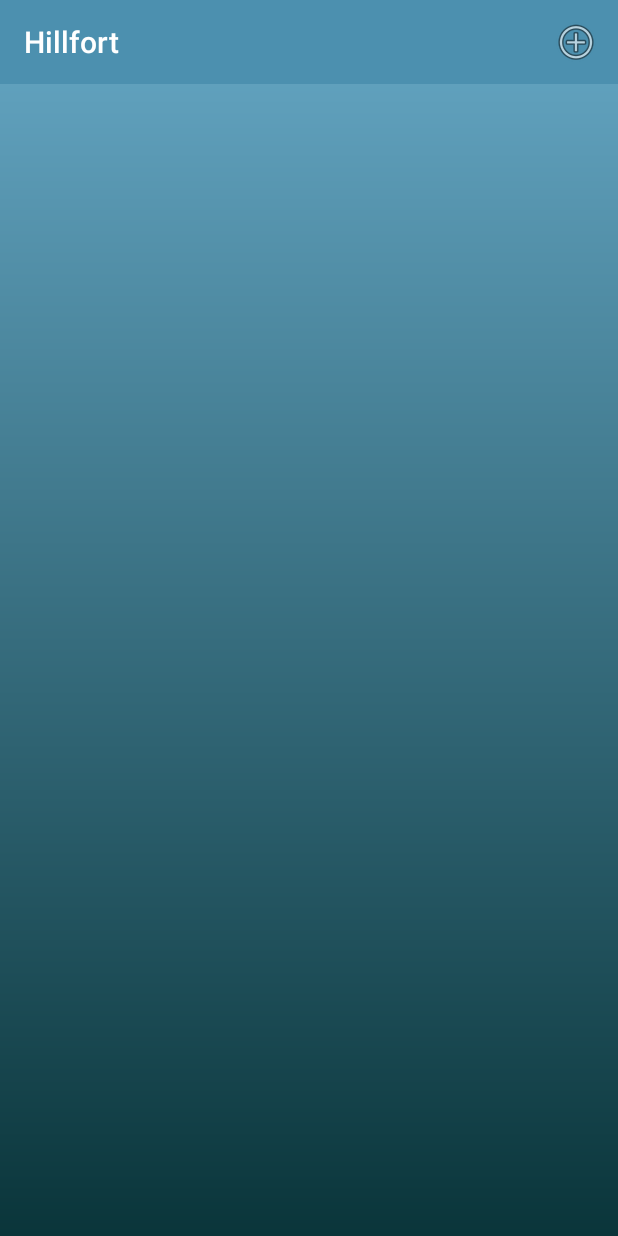
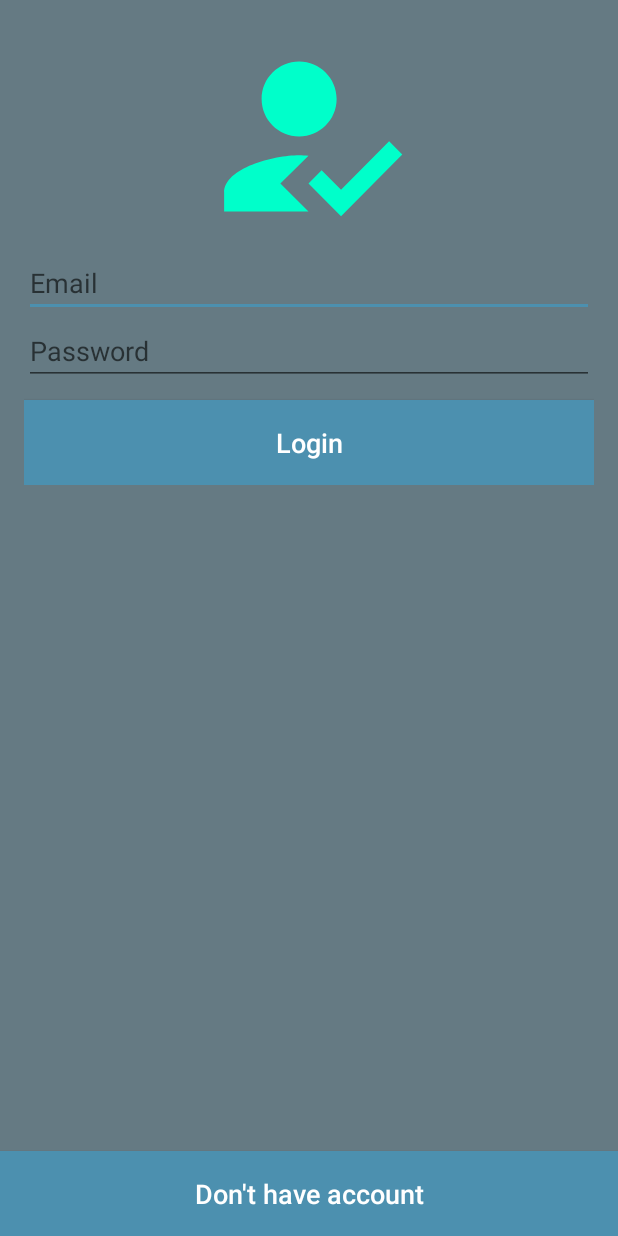
Before and after one commit to obrien-aidan/MobileAppDevelopment-Assignment2, an Android app: the screen it shows after launch (HillfortListActivity before the commit, LoginActivity after it), on a phone screen of 412 x 824 dp. Run offline under Robolectric (Android 15) with nearby library versions, the phone set to English and light mode, and no system bars; our stand-ins replace Firebase (no records; nobody signed in at launch, a user with empty details on screens opened directly); 2 statements that could not run were skipped.

Commit message:
COMMIT 10 --------------- + signUp and LogIn using google firebase REFERENCES:  https://www.youtube.com/watch?v=0hkyXuKTFYY  https://www.youtube.com/watch?v=MA8WbvROrLs&list=PLCH0RJhrZ8JLz6WwPrDnjGerHFF60XKQa&index=3

```diff
--- a/app/build.gradle
+++ b/app/build.gradle
@@ -1,6 +1,7 @@
 apply plugin: 'com.android.application'
 apply plugin: 'kotlin-android'
 apply plugin: 'kotlin-android-extensions'
+apply plugin: 'com.google.gms.google-services'
 
 android {
     compileSdkVersion 30
@@ -35,6 +36,7 @@ dependencies {
     implementation 'com.google.android.gms:play-services-maps:17.0.0'
     implementation "com.google.code.gson:gson:2.8.6"
     implementation 'androidx.navigation:navigation-runtime:2.1.0'
+    implementation 'com.google.firebase:firebase-auth:16.0.5'
     testImplementation 'junit:junit:4.12'
     androidTestImplementation 'androidx.test.ext:junit:1.1.2'
     androidTestImplementation 'androidx.test.espresso:espresso-core:3.3.0'
--- a/app/src/main/java/org/wit/hillfort/activities/SplashScreenActivity.kt
+++ b/app/src/main/java/org/wit/hillfort/activities/SplashScreenActivity.kt
@@ -5,23 +5,24 @@ import android.os.Bundle
 import android.os.Handler
 import android.view.Window
 import androidx.appcompat.app.AppCompatActivity
+import com.google.firebase.auth.FirebaseAuth
 import org.wit.hillfort.R
 
 
 class SplashScreenActivity : AppCompatActivity() {
+    private lateinit var auth: FirebaseAuth
 
     override fun onCreate(savedInstanceState: Bundle?) {
         super.onCreate(savedInstanceState)
         requestWindowFeature(Window.FEATURE_NO_TITLE)
         setContentView(R.layout.activity_splash_screen)
-
         supportActionBar?.hide()
 
         Handler().postDelayed({
             val intent = Intent(this@SplashScreenActivity, HillfortListActivity::class.java)
             startActivity(intent)
             finish()
-        }, 4000)
+        }, 2000)
 
         }
     }
--- /dev/null
+++ b/app/src/main/res/drawable/logo.xml
@@ -0,0 +1,8 @@
+<vector android:height="24dp" android:tint="#00FFCA"
+    android:viewportHeight="24" android:viewportWidth="24"
+    android:width="24dp" xmlns:android="http://schemas.android.com/apk/res/android">
+    <path android:fillColor="@android:color/white"
+        android:fillType="evenOdd" android:pathData="M9,17l3,-2.94c-0.39,-0.04 -0.68,-0.06 -1,-0.06 -2.67,0 -8,1.34 -8,4v2h9l-3,-3zM11,12c2.21,0 4,-1.79 4,-4s-1.79,-4 -4,-4 -4,1.79 -4,4 1.79,4 4,4"/>
+    <path android:fillColor="@android:color/white"
+        android:fillType="evenOdd" android:pathData="M15.47,20.5L12,17l1.4,-1.41 2.07,2.08 5.13,-5.17 1.4,1.41z"/>
+</vector>
--- /dev/null
+++ b/app/src/main/res/drawable/logo2.xml
@@ -0,0 +1,5 @@
+<vector android:height="24dp" android:tint="#00FFCA"
+    android:viewportHeight="24" android:viewportWidth="24"
+    android:width="24dp" xmlns:android="http://schemas.android.com/apk/res/android">
+    <path android:fillColor="@android:color/white" android:pathData="M19,3h-4.18C14.4,1.84 13.3,1 12,1c-1.3,0 -2.4,0.84 -2.82,2L5,3c-1.1,0 -2,0.9 -2,2v14c0,1.1 0.9,2 2,2h14c1.1,0 2,-0.9 2,-2L21,5c0,-1.1 -0.9,-2 -2,-2zM12,3c0.55,0 1,0.45 1,1s-0.45,1 -1,1 -1,-0.45 -1,-1 0.45,-1 1,-1zM12,7c1.66,0 3,1.34 3,3s-1.34,3 -3,3 -3,-1.34 -3,-3 1.34,-3 3,-3zM18,19L6,19v-1.4c0,-2 4,-3.1 6,-3.1s6,1.1 6,3.1L18,19z"/>
+</vector>
--- a/app/src/main/res/layout/activity_hillfort_list.xml
+++ b/app/src/main/res/layout/activity_hillfort_list.xml
@@ -8,7 +8,8 @@
     android:background="@drawable/gradient1">
 
 
-<com.google.android.material.appbar.AppBarLayout
+    <com.google.android.material.appbar.AppBarLayout
+        android:id="@+id/appBarLayout2"
         android:layout_width="match_parent"
         android:layout_height="wrap_content"
         android:background="@color/colorAccent"
--- /dev/null
+++ b/app/src/main/res/layout/activity_login.xml
@@ -0,0 +1,62 @@
+<?xml version="1.0" encoding="utf-8"?>
+<RelativeLayout
+    xmlns:android="http://schemas.android.com/apk/res/android"
+    xmlns:tools="http://schemas.android.com/tools"
+    android:layout_width="match_parent"
+    android:layout_height="match_parent"
+    android:background="@color/colorCard"
+    tools:context="activities.LoginActivity">
+
+    <LinearLayout
+        android:layout_width="match_parent"
+        android:layout_height="wrap_content"
+        android:orientation="vertical"
+        android:padding="16dp">
+
+        <ImageView
+            android:layout_width="150dp"
+            android:layout_height="150dp"
+            android:src="@drawable/logo"
+            android:layout_gravity="center"/>
+
+        <EditText
+            android:id="@+id/tv_username"
+            android:layout_width="match_parent"
+            android:layout_height="wrap_content"
+            android:hint="@string/email"
+            android:inputType="textEmailAddress"/>
+
+        <EditText
+            android:id="@+id/tv_password"
+            android:layout_width="match_parent"
+            android:layout_height="wrap_content"
+            android:hint="@string/password"
+            android:inputType="textPassword"/>
+        <Button
+            android:id="@+id/btn_log_in"
+            android:layout_width="match_parent"
+            android:layout_height="wrap_content"
+            android:background="@color/colorAccent"
+            android:padding="16dp"
+            android:text="@string/login"
+            android:textSize="18sp"
+            android:layout_marginTop="10dp"
+            android:textColor="@android:color/white"
+            android:textAllCaps="false"
+            />
+    </LinearLayout>
+
+    <Button
+        android:id="@+id/btn_sign_up"
+        android:layout_width="match_parent"
+        android:layout_height="wrap_content"
+        android:background="@color/colorAccent"
+        android:padding="16dp"
+        android:text="@string/dont_have_account"
+        android:textColor="@android:color/white"
+        android:textAllCaps="false"
+        android:textSize="18sp"
+        android:layout_alignParentBottom="true"/>
+
+
+</RelativeLayout>
--- a/app/src/main/res/values/strings.xml
+++ b/app/src/main/res/values/strings.xml
@@ -13,5 +13,10 @@
     <string name="change_hillfort_image">Change hillfort image</string>
     <string name="button_location">Set Location</string>
     <string name="title_activity_map">Map</string>
+    <string name="dont_have_account">Don\'t have account</string>
+    <string name="login">Login</string>
+    <string name="sign_up">SignUp</string>
+    <string name="email">Email</string>
+    <string name="password">Password</string>
 
 </resources>
--- a/build.gradle
+++ b/build.gradle
@@ -8,6 +8,7 @@ buildscript {
     dependencies {
         classpath "com.android.tools.build:gradle:4.0.1"
         classpath "org.jetbrains.kotlin:kotlin-gradle-plugin:$kotlin_version"
+        classpath 'com.google.gms:google-services:4.2.0'
 
         // NOTE: Do not place your application dependencies here; they belong
         // in the individual module build.gradle files
```
Also changed, not shown: app/src/main/AndroidManifest.xml (+10 -3 lines), app/src/main/java/org/wit/hillfort/activities/LoginActivity.kt (added, +93 -0 lines), app/src/main/java/org/wit/hillfort/activities/SignUpActivity.kt (added, +60 -0 lines), app/src/main/res/layout/activity_sign_up.xml (added, +49 -0 lines), 1 other file.
